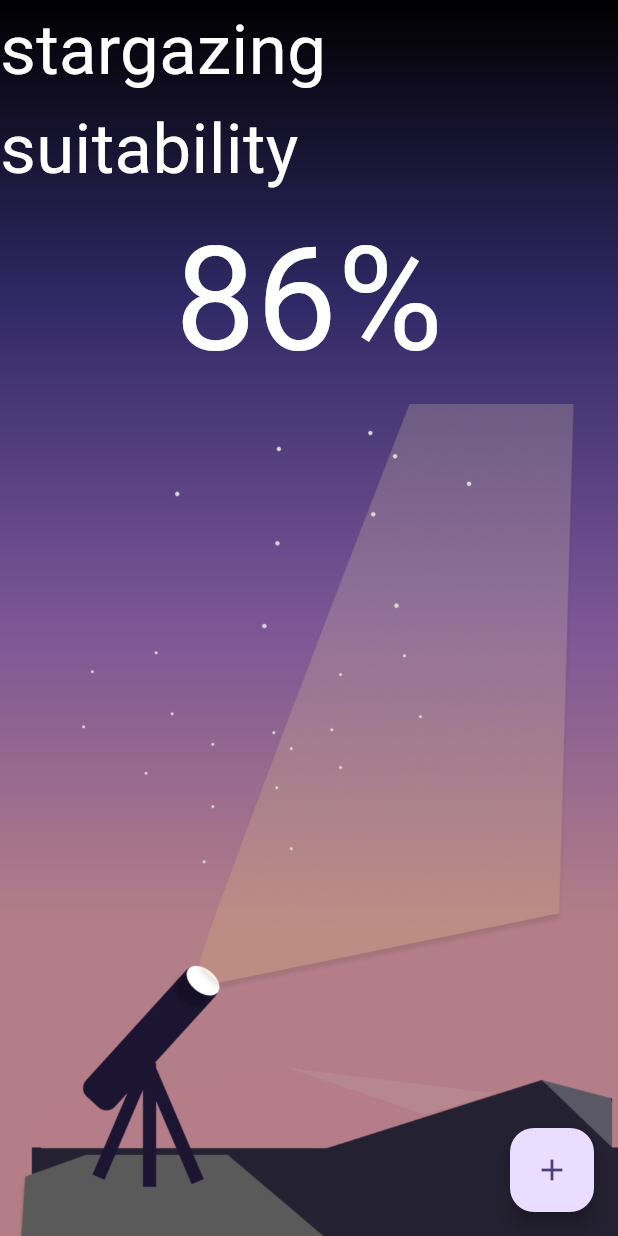
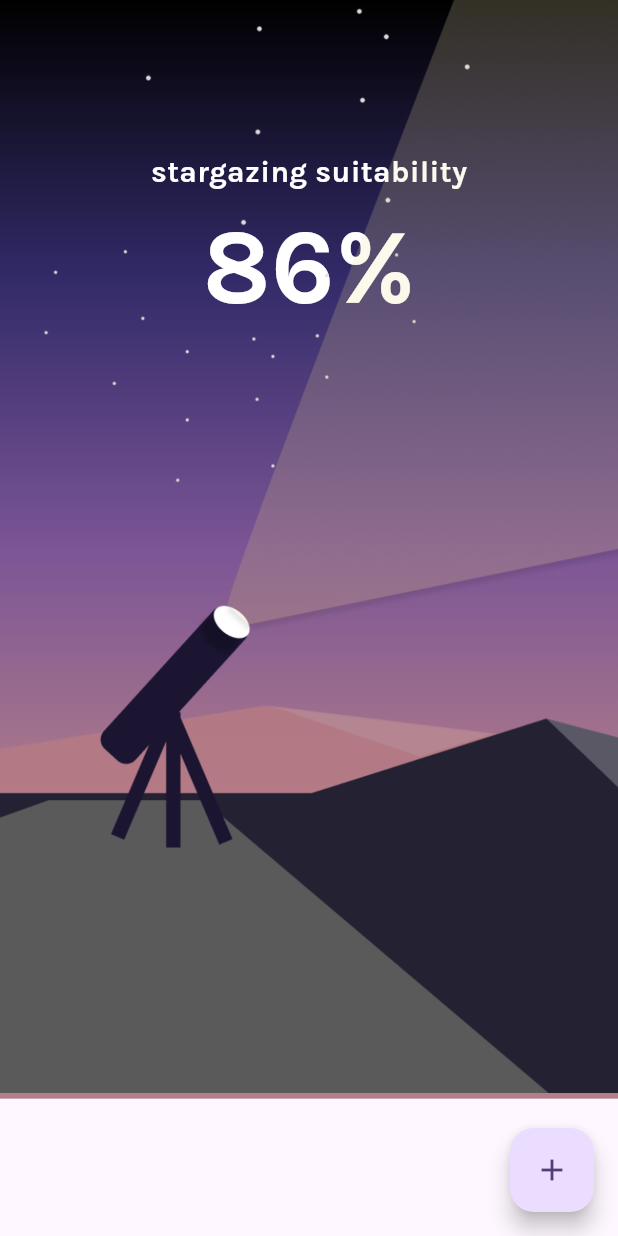
Before and after one commit to khorcarol/skyspy, a Flutter app: the screen it shows after launch, on a phone screen of 412 x 824 dp. Run offline on Flutter 3.47's test engine with Material 3 defaults, Android fonts, the light colour scheme and no system bars.

Commit message:
added text and scale

```diff
--- a/lib/main.dart
+++ b/lib/main.dart
@@ -30,7 +30,7 @@ class MyApp extends StatelessWidget {
           // tested with just a hot reload.
           colorScheme: ColorScheme.fromSeed(seedColor: Colors.deepPurple),
           useMaterial3: true,
-      ),
+          fontFamily: "Karla"),
       home: const MyHomePage(title: 'Flutter Demo Home Page'),
     );
   }
@@ -89,31 +89,38 @@ class _MyHomePageState extends State<MyHomePage> {
               Color.fromRGBO(180, 126, 136, 1),
               Color.fromRGBO(180, 126, 136, 1),
             ])),
+        child: AspectRatio(
+          aspectRatio: 9 / 16,
           child: Stack(
             children: [
-              // Image widget wrapped in a FittedBox to maintain aspect ratio
-              Column(
-                mainAxisAlignment: MainAxisAlignment.center,
+              const Padding(
+                padding: const EdgeInsets.only(top: 100.0),
+                child: const Center(
+                  child: const Column(
                     children: [
                       const Text(
                         'stargazing suitability',
                         style: TextStyle(
                           color: Colors.white, // Set text color as needed
-                      fontSize: 46, // Set font size as needed
+                          fontSize: 20, // Set font size as needed
                         ),
                       ),
                       const Text(
                         '86%',
                         style: TextStyle(
                           color: Colors.white, // Set text color as needed
-                      fontSize: 96, // Set font size as needed
+                          fontSize: 70, // Set font size as needed
+                        ),
+                      ),
+                    ],
+                  ),
                 ),
               ),
               Image.asset('images/combined.png'),
             ],
           ),
-            ],
-          )),
+        ),
+      ),
 
       floatingActionButton: FloatingActionButton(
         onPressed: _incrementCounter,
```
Also changed, not shown: pubspec.yaml (+5 -6 lines), fonts/Karla-Bold.ttf (added), images/combined.png. Lines whose indentation alone changed are shown as unchanged.
